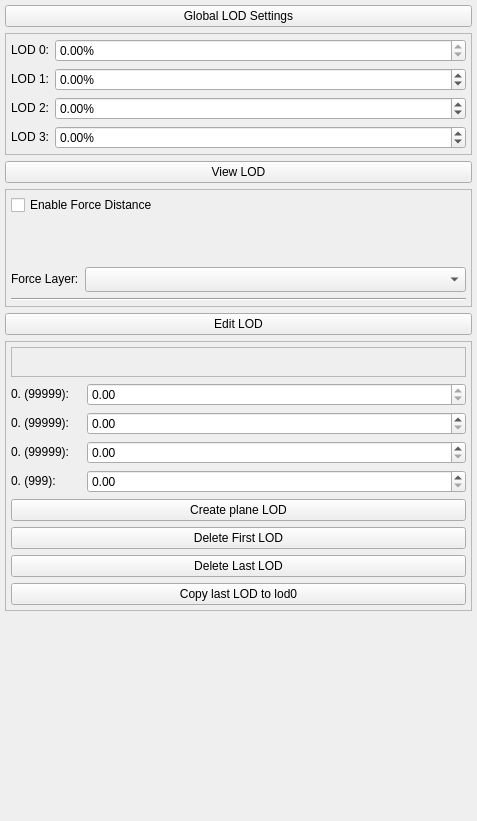
The window that Tools/ResourceEditor/DataQt/LODEditor.ui (xaoctech/dava.engine) describes before a commit, drawn with Qt 5.
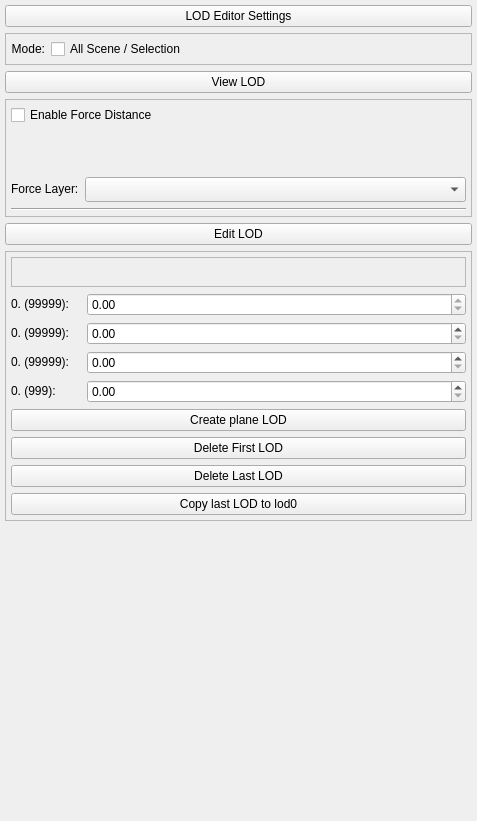
The same window after the commit. Icons and pictures are not drawn. Custom widgets are drawn as their Qt base class.

Commit message: [DF-4342] Added working modes for LOD Editor

Patch:
```diff
--- a/Tools/ResourceEditor/DataQt/LODEditor.ui
+++ b/Tools/ResourceEditor/DataQt/LODEditor.ui
@@ -23,7 +23,7 @@
    <item>
     <widget class="QPushButton" name="globalLODSettingsButton">
      <property name="text">
-      <string>Global LOD Settings</string>
+      <string>LOD Editor Settings</string>
      </property>
      <property name="icon">
       <iconset resource="QtIcons.qrc">
@@ -61,7 +61,7 @@
          <enum>Qt::LeftToRight</enum>
         </property>
         <property name="text">
-         <string>LOD 0:</string>
+         <string>Mode:</string>
         </property>
         <property name="alignment">
          <set>Qt::AlignRight|Qt::AlignTrailing|Qt::AlignVCenter</set>
@@ -69,138 +69,9 @@
        </widget>
       </item>
       <item row="0" column="1">
-       <widget class="EventFilterDoubleSpinBox" name="lod0Correction">
-        <property name="sizePolicy">
-         <sizepolicy hsizetype="Expanding" vsizetype="Preferred">
-          <horstretch>0</horstretch>
-          <verstretch>0</verstretch>
-         </sizepolicy>
-        </property>
-        <property name="readOnly">
-         <bool>true</bool>
-        </property>
-        <property name="suffix">
-         <string>%</string>
-        </property>
-        <property name="minimum">
-         <double>-100.000000000000000</double>
-        </property>
-        <property name="maximum">
-         <double>100.000000000000000</double>
-        </property>
-       </widget>
-      </item>
-      <item row="1" column="0">
-       <widget class="QLabel" name="label_2">
-        <property name="sizePolicy">
-         <sizepolicy hsizetype="Fixed" vsizetype="Fixed">
-          <horstretch>0</horstretch>
-          <verstretch>0</verstretch>
-         </sizepolicy>
-        </property>
-        <property name="layoutDirection">
-         <enum>Qt::LeftToRight</enum>
-        </property>
+       <widget class="QCheckBox" name="checkBoxLodEditorMode">
         <property name="text">
-         <string>LOD 1:</string>
-        </property>
-        <property name="alignment">
-         <set>Qt::AlignRight|Qt::AlignTrailing|Qt::AlignVCenter</set>
-        </property>
-       </widget>
-      </item>
-      <item row="1" column="1">
-       <widget class="EventFilterDoubleSpinBox" name="lod1Correction">
-        <property name="sizePolicy">
-         <sizepolicy hsizetype="Expanding" vsizetype="Preferred">
-          <horstretch>0</horstretch>
-          <verstretch>0</verstretch>
-         </sizepolicy>
-        </property>
-        <property name="suffix">
-         <string>%</string>
-        </property>
-        <property name="minimum">
-         <double>-100.000000000000000</double>
-        </property>
-        <property name="maximum">
-         <double>100.000000000000000</double>
-        </property>
-       </widget>
-      </item>
-      <item row="2" column="0">
-       <widget class="QLabel" name="label_3">
-        <property name="sizePolicy">
-         <sizepolicy hsizetype="Fixed" vsizetype="Fixed">
-          <horstretch>0</horstretch>
-          <verstretch>0</verstretch>
-         </sizepolicy>
-        </property>
-        <property name="layoutDirection">
-         <enum>Qt::LeftToRight</enum>
-        </property>
-        <property name="text">
-         <string>LOD 2:</string>
-        </property>
-        <property name="alignment">
-         <set>Qt::AlignRight|Qt::AlignTrailing|Qt::AlignVCenter</set>
-        </property>
-       </widget>
-      </item>
-      <item row="2" column="1">
-       <widget class="EventFilterDoubleSpinBox" name="lod2Correction">
-        <property name="sizePolicy">
-         <sizepolicy hsizetype="Expanding" vsizetype="Preferred">
-          <horstretch>0</horstretch>
-          <verstretch>0</verstretch>
-         </sizepolicy>
-        </property>
-        <property name="suffix">
-         <string>%</string>
-        </property>
-        <property name="minimum">
-         <double>-100.000000000000000</double>
-        </property>
-        <property name="maximum">
-         <double>100.000000000000000</double>
-        </property>
-       </widget>
-      </item>
-      <item row="3" column="0">
-       <widget class="QLabel" name="label_4">
-        <property name="sizePolicy">
-         <sizepolicy hsizetype="Fixed" vsizetype="Fixed">
-          <horstretch>0</horstretch>
-          <verstretch>0</verstretch>
-         </sizepolicy>
-        </property>
-        <property name="layoutDirection">
-         <enum>Qt::LeftToRight</enum>
-        </property>
-        <property name="text">
-         <string>LOD 3:</string>
-        </property>
-        <property name="alignment">
-         <set>Qt::AlignRight|Qt::AlignTrailing|Qt::AlignVCenter</set>
-        </property>
-       </widget>
-      </item>
-      <item row="3" column="1">
-       <widget class="EventFilterDoubleSpinBox" name="lod3Correction">
-        <property name="sizePolicy">
-         <sizepolicy hsizetype="Expanding" vsizetype="Preferred">
-          <horstretch>0</horstretch>
-          <verstretch>0</verstretch>
-         </sizepolicy>
-        </property>
-        <property name="suffix">
-         <string>%</string>
-        </property>
-        <property name="minimum">
-         <double>-100.000000000000000</double>
-        </property>
-        <property name="maximum">
-         <double>100.000000000000000</double>
+         <string>All Scene / Selection</string>
         </property>
        </widget>
       </item>
```
Left out of the diff: 10 changed lines with no effect on the pictures. The commit also changes 5 other files.
